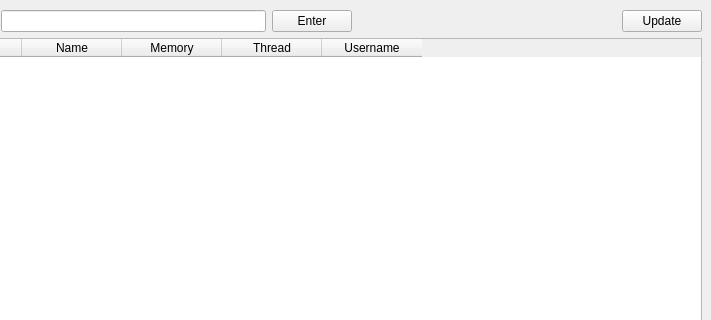
Before: the Qt Designer form mainwindow.ui in tembane/Linux-task-manager, drawn with Qt 5; both pictures show x 89 to 800 and y 0 to 320 of the 800 by 600 pixel window.
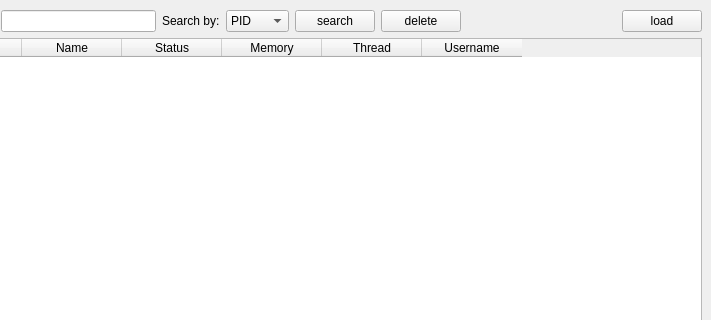
After: the same form once the commit is applied.

```diff
--- a/mainwindow.ui
+++ b/mainwindow.ui
@@ -53,10 +53,38 @@
        <item>
         <widget class="QLineEdit" name="lineEdit"/>
        </item>
+       <item>
+        <widget class="QLabel" name="label">
+         <property name="text">
+          <string>Search by:</string>
+         </property>
+        </widget>
+       </item>
+       <item>
+        <widget class="QComboBox" name="comboBox_2">
+         <item>
+          <property name="text">
+           <string>PID</string>
+          </property>
+         </item>
+         <item>
+          <property name="text">
+           <string>Name</string>
+          </property>
+         </item>
+        </widget>
+       </item>
        <item>
         <widget class="QPushButton" name="pushButton_2">
          <property name="text">
-          <string>Enter</string>
+          <string>search</string>
+         </property>
+        </widget>
+       </item>
+       <item>
+        <widget class="QPushButton" name="pushButton_3">
+         <property name="text">
+          <string>delete</string>
          </property>
         </widget>
        </item>
@@ -76,7 +104,7 @@
        <item>
         <widget class="QPushButton" name="pushButton">
          <property name="text">
-          <string>Update</string>
+          <string>load</string>
          </property>
         </widget>
        </item>
@@ -94,6 +122,11 @@
          <string>Name</string>
         </property>
        </column>
+       <column>
+        <property name="text">
+         <string>Status</string>
+        </property>
+       </column>
        <column>
         <property name="text">
          <string>Memory</string>
```
